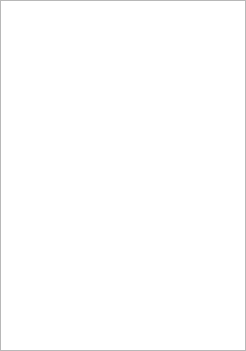
Above: form/history.ui from kkalicki/4WIN before the change. Below: the same form after it.
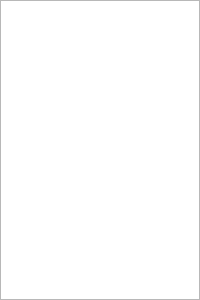
That is the form after the change. Icons and pictures are not drawn.

Diff of the .ui file:
```diff
--- a/form/history.ui
+++ b/form/history.ui
@@ -6,8 +6,8 @@
    <rect>
     <x>0</x>
     <y>0</y>
-    <width>246</width>
-    <height>351</height>
+    <width>200</width>
+    <height>300</height>
    </rect>
   </property>
   <property name="windowTitle">
@@ -30,7 +30,11 @@
     <number>0</number>
    </property>
    <item row="0" column="0">
-    <widget class="QListView" name="listView"/>
+    <widget class="QListView" name="listView">
+     <property name="styleSheet">
+      <string notr="true">background-image: url(:/image/backroundhistory1.png);</string>
+     </property>
+    </widget>
    </item>
   </layout>
  </widget>
```
